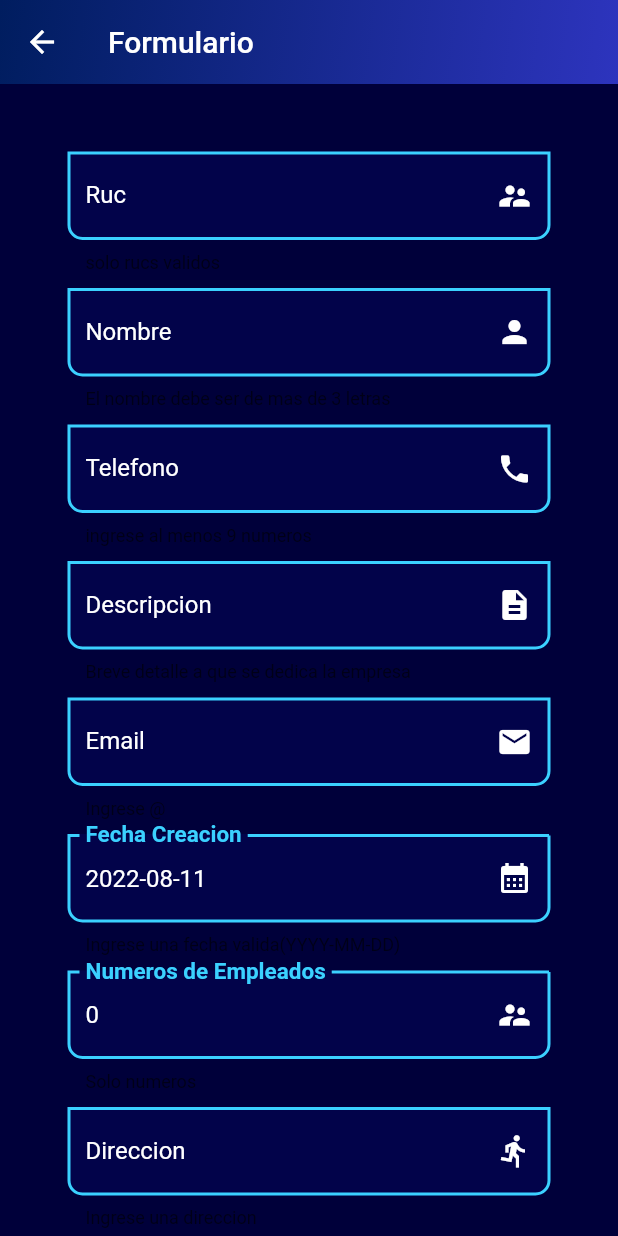
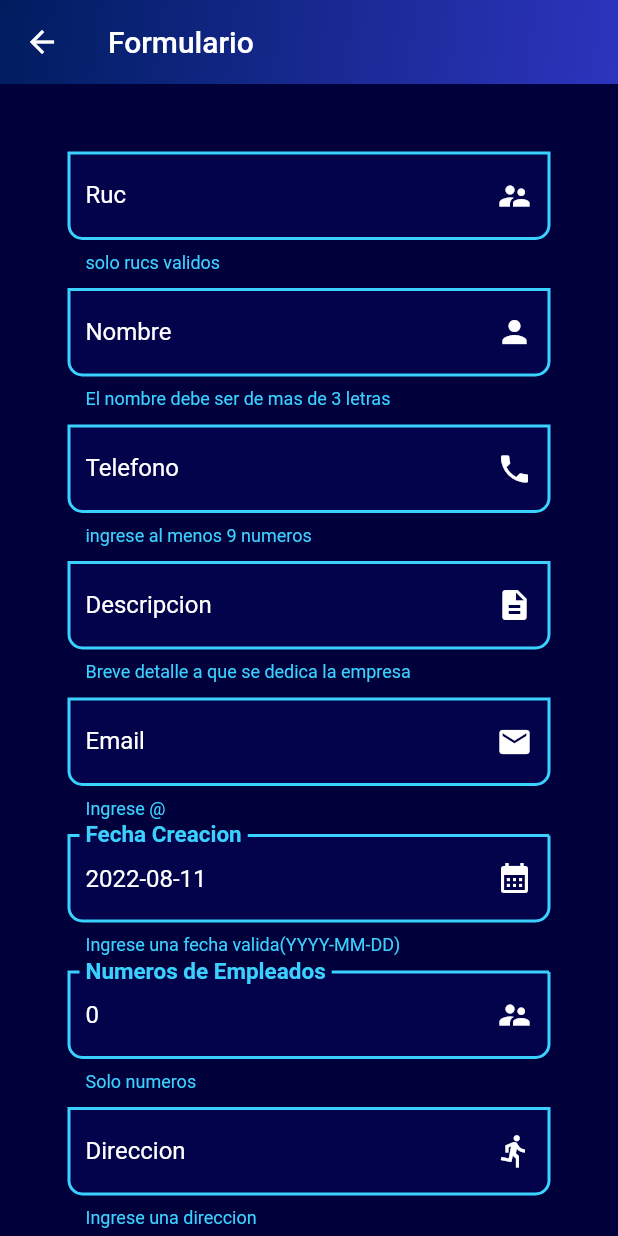
Before and after one commit to Proyecto-Integrador-yavirac/proyectoFlutterEntity, a Flutter app: the CreateEmpresaForm screen opened by its route, on a phone screen of 412 x 824 dp. Run offline on Flutter 3.47's test engine with Material 2 defaults, Android fonts, the phone set to English and light mode, and no system bars; network calls fail.

Commit message:
helper text color

```diff
--- a/grupo_3_b/lib/widgets/custom_input_field.dart
+++ b/grupo_3_b/lib/widgets/custom_input_field.dart
@@ -46,7 +46,7 @@ class CustomInputField extends StatelessWidget {
             hintText: '$hintText',
             hintStyle: const TextStyle(color: Color.fromARGB(255, 255, 255, 255)),
             labelStyle: const TextStyle(color:Colors.white ),
-
+            helperStyle:const TextStyle(color: Color.fromARGB(255, 59, 209, 255)),
             labelText: '$labelText',
             helperText: '$helperText',
             suffixIcon: suffixIcon,
```
